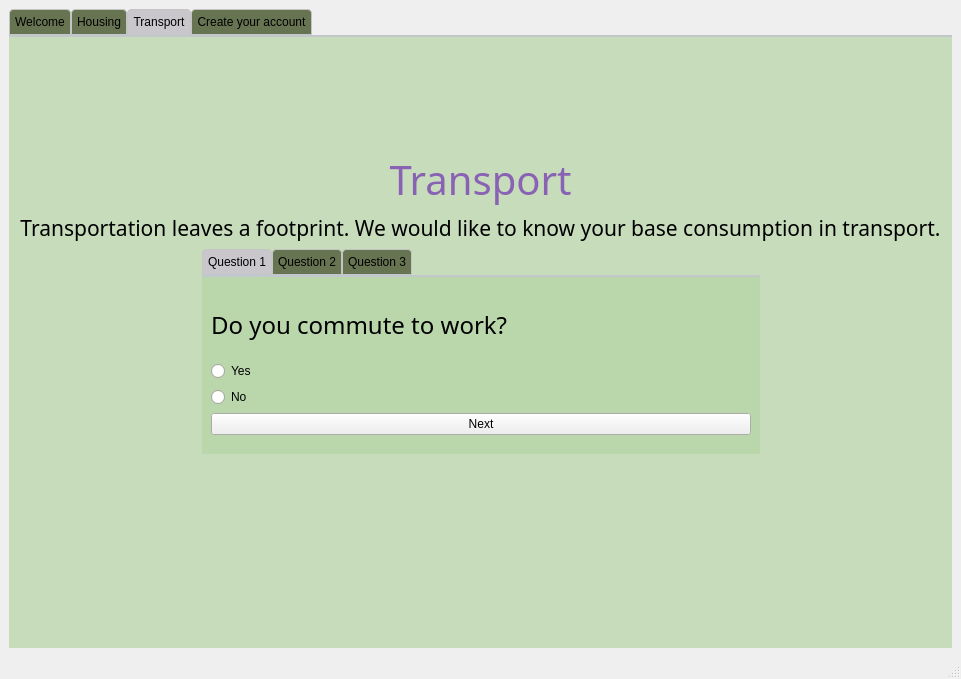
First picture: the form in CO2_Tracker/survey.ui, repository cgneo/CarbonTracker, before the edit.
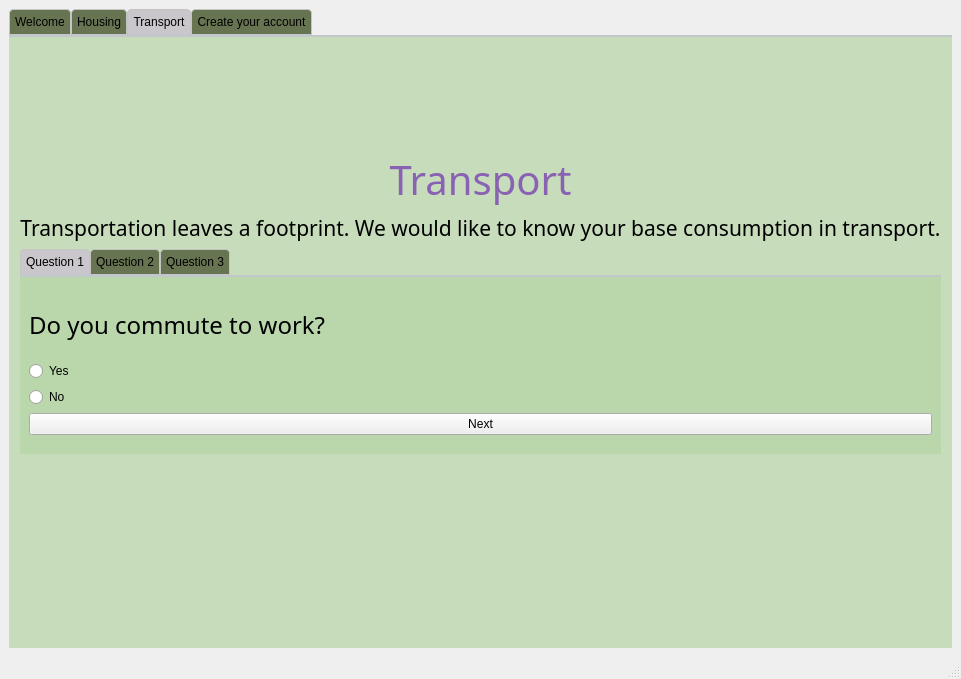
Second picture: the form after the edit. The open tabs and pages were chosen to show the change.

```diff
--- a/CO2_Tracker/survey.ui
+++ b/CO2_Tracker/survey.ui
@@ -694,6 +694,19 @@
               </property>
              </spacer>
             </item>
+            <item>
+             <spacer name="horizontalSpacer_3">
+              <property name="orientation">
+               <enum>Qt::Horizontal</enum>
+              </property>
+              <property name="sizeHint" stdset="0">
+               <size>
+                <width>40</width>
+                <height>20</height>
+               </size>
+              </property>
+             </spacer>
+            </item>
             <item>
              <layout class="QVBoxLayout" name="verticalLayout_18">
               <item>
@@ -744,19 +757,6 @@
               </item>
               <item>
                <layout class="QHBoxLayout" name="horizontalLayout_3">
-                <item>
-                 <spacer name="horizontalSpacer_3">
-                  <property name="orientation">
-                   <enum>Qt::Horizontal</enum>
-                  </property>
-                  <property name="sizeHint" stdset="0">
-                   <size>
-                    <width>100</width>
-                    <height>20</height>
-                   </size>
-                  </property>
-                 </spacer>
-                </item>
                 <item>
                  <widget class="QTabWidget" name="tabTransport">
                   <property name="currentIndex">
@@ -939,23 +939,23 @@
                   </widget>
                  </widget>
                 </item>
-                <item>
-                 <spacer name="horizontalSpacer_4">
-                  <property name="orientation">
-                   <enum>Qt::Horizontal</enum>
-                  </property>
-                  <property name="sizeHint" stdset="0">
-                   <size>
-                    <width>100</width>
-                    <height>20</height>
-                   </size>
-                  </property>
-                 </spacer>
-                </item>
                </layout>
               </item>
              </layout>
             </item>
+            <item>
+             <spacer name="horizontalSpacer_4">
+              <property name="orientation">
+               <enum>Qt::Horizontal</enum>
+              </property>
+              <property name="sizeHint" stdset="0">
+               <size>
+                <width>40</width>
+                <height>20</height>
+               </size>
+              </property>
+             </spacer>
+            </item>
             <item>
              <spacer name="horizontalSpacer_12">
               <property name="orientation">
@@ -999,13 +999,6 @@
           </item>
          </layout>
         </item>
-        <item row="1" column="1">
-         <widget class="QLabel" name="label_pic_2">
-          <property name="text">
-           <string>&lt;html&gt;&lt;head/&gt;&lt;body&gt;&lt;p&gt;&lt;br/&gt;&lt;/p&gt;&lt;/body&gt;&lt;/html&gt;</string>
-          </property>
-         </widget>
-        </item>
        </layout>
       </widget>
       <widget class="QWidget" name="tab_5">
```
Left out of the diff: 112 changed lines with no effect on the pictures.
